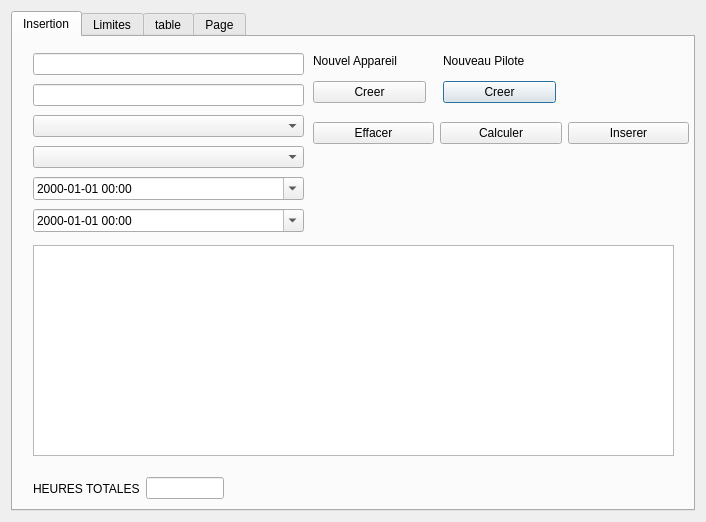
Above: TabView.ui from heliomaster/SaraaProject before the change. Below: the same form after it.
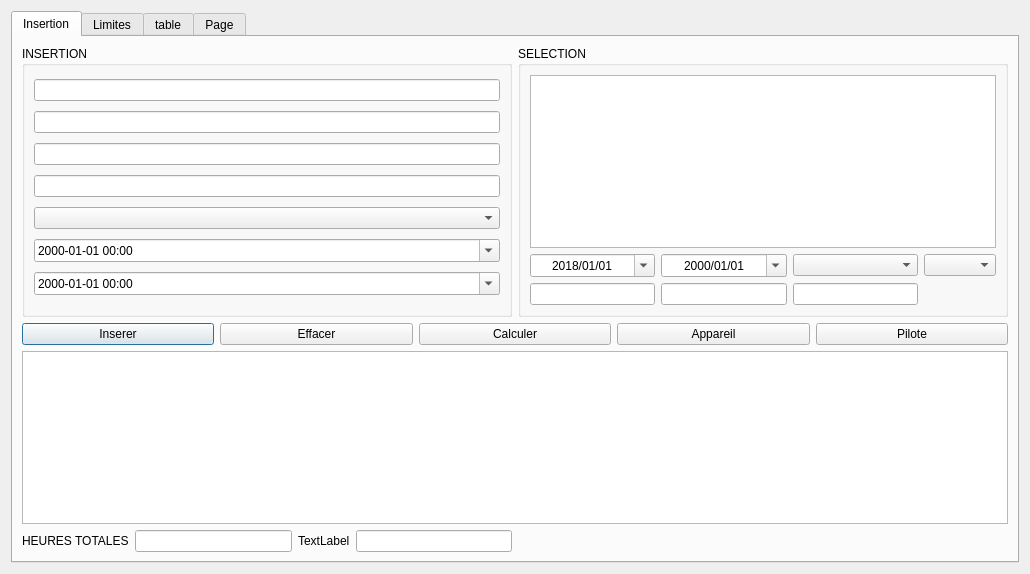
That is the form after the change.

Commit message: Layout final fenetre + Qdialogu 2 et 3 termine, insertion BDD pilot et avion effectué

The edit to the form file:
```diff
--- a/TabView.ui
+++ b/TabView.ui
@@ -6,8 +6,8 @@
    <rect>
     <x>0</x>
     <y>0</y>
-    <width>706</width>
-    <height>522</height>
+    <width>1030</width>
+    <height>574</height>
    </rect>
   </property>
   <property name="windowTitle">
@@ -32,55 +32,16 @@
       <attribute name="title">
        <string>Insertion</string>
       </attribute>
-      <widget class="QTableView" name="tableView">
-       <property name="geometry">
-        <rect>
-         <x>20</x>
-         <y>208</y>
-         <width>641</width>
-         <height>211</height>
-        </rect>
-       </property>
-      </widget>
-      <widget class="QWidget" name="layoutWidget">
-       <property name="geometry">
-        <rect>
-         <x>430</x>
-         <y>10</y>
-         <width>113</width>
-         <height>56</height>
-        </rect>
-       </property>
-       <layout class="QVBoxLayout" name="verticalLayout_11">
-        <item>
-         <widget class="QLabel" name="label">
-          <property name="text">
-           <string>Nouveau Pilote</string>
-          </property>
-          <property name="buddy">
-           <cstring>enter_new_pilot</cstring>
-          </property>
-         </widget>
-        </item>
-        <item>
-         <widget class="QPushButton" name="enter_new_pilot">
-          <property name="text">
-           <string>Creer</string>
-          </property>
-         </widget>
-        </item>
-       </layout>
-      </widget>
-      <widget class="QWidget" name="layoutWidget">
-       <property name="geometry">
-        <rect>
-         <x>300</x>
-         <y>80</y>
-         <width>376</width>
-         <height>32</height>
-        </rect>
-       </property>
+      <layout class="QGridLayout" name="gridLayout_3">
+       <item row="1" column="0" colspan="2">
        <layout class="QHBoxLayout" name="horizontalLayout">
+         <item>
+          <widget class="QPushButton" name="insert_data">
+           <property name="text">
+            <string>Inserer</string>
+           </property>
+          </widget>
+         </item>
         <item>
          <widget class="QPushButton" name="Effacer">
           <property name="text">
@@ -99,37 +60,138 @@
          </widget>
         </item>
         <item>
-         <widget class="QPushButton" name="insert_data">
+          <widget class="QPushButton" name="enter_new_AC">
           <property name="text">
-           <string>Inserer</string>
+            <string>Appareil</string>
+           </property>
+          </widget>
+         </item>
+         <item>
+          <widget class="QPushButton" name="enter_new_pilot">
+           <property name="toolTip">
+            <string>&lt;html&gt;&lt;head/&gt;&lt;body&gt;&lt;p align=&quot;center&quot;&gt;&lt;span style=&quot; font-size:14pt; font-style:italic;&quot;&gt;Permet de creer un nouveau Pilote et de l'inserer dans la base de donnée&lt;/span&gt;&lt;/p&gt;&lt;/body&gt;&lt;/html&gt;</string>
+           </property>
+           <property name="text">
+            <string>Pilote</string>
           </property>
          </widget>
         </item>
        </layout>
-      </widget>
-      <widget class="QWidget" name="layoutWidget">
-       <property name="geometry">
-        <rect>
-         <x>20</x>
-         <y>13</y>
-         <width>271</width>
-         <height>186</height>
-        </rect>
-       </property>
-       <layout class="QVBoxLayout" name="verticalLayout_3">
-        <item>
-         <widget class="QLineEdit" name="lineEdit_pilote"/>
-        </item>
-        <item>
-         <widget class="QLineEdit" name="lineEdit_avion"/>
-        </item>
-        <item>
+       </item>
+       <item row="2" column="0" colspan="2">
+        <widget class="QTableView" name="tableView"/>
+       </item>
+       <item row="0" column="1">
+        <widget class="QGroupBox" name="groupBox_4">
+         <property name="title">
+          <string>SELECTION</string>
+         </property>
+         <layout class="QGridLayout" name="gridLayout">
+          <item row="1" column="2">
          <widget class="QComboBox" name="comboBox_pilote"/>
         </item>
-        <item>
+          <item row="0" column="0" colspan="4">
+           <widget class="QTableView" name="tableView_3"/>
+          </item>
+          <item row="1" column="3">
          <widget class="QComboBox" name="comboBox_pilote2"/>
         </item>
-        <item>
+          <item row="1" column="0">
+           <widget class="QDateEdit" name="dateEdit">
+            <property name="alignment">
+             <set>Qt::AlignCenter</set>
+            </property>
+            <property name="buttonSymbols">
+             <enum>QAbstractSpinBox::PlusMinus</enum>
+            </property>
+            <property name="date">
+             <date>
+              <year>2018</year>
+              <month>1</month>
+              <day>1</day>
+             </date>
+            </property>
+            <property name="maximumDateTime">
+             <datetime>
+              <hour>23</hour>
+              <minute>59</minute>
+              <second>59</second>
+              <year>7999</year>
+              <month>12</month>
+              <day>30</day>
+             </datetime>
+            </property>
+            <property name="maximumTime">
+             <time>
+              <hour>23</hour>
+              <minute>59</minute>
+              <second>59</second>
+             </time>
+            </property>
+            <property name="displayFormat">
+             <string>yyyy/MM/dd</string>
+            </property>
+            <property name="calendarPopup">
+             <bool>true</bool>
+            </property>
+            <property name="timeSpec">
+             <enum>Qt::UTC</enum>
+            </property>
+           </widget>
+          </item>
+          <item row="1" column="1">
+           <widget class="QDateEdit" name="dateEdit_2">
+            <property name="alignment">
+             <set>Qt::AlignCenter</set>
+            </property>
+            <property name="buttonSymbols">
+             <enum>QAbstractSpinBox::UpDownArrows</enum>
+            </property>
+            <property name="displayFormat">
+             <string>yyyy/MM/dd</string>
+            </property>
+            <property name="calendarPopup">
+             <bool>true</bool>
+            </property>
+            <property name="timeSpec">
+             <enum>Qt::UTC</enum>
+            </property>
+           </widget>
+          </item>
+          <item row="2" column="0">
+           <widget class="QLineEdit" name="lineEdit"/>
+          </item>
+          <item row="2" column="1">
+           <widget class="QLineEdit" name="lineEdit_2"/>
+          </item>
+          <item row="2" column="2">
+           <widget class="QLineEdit" name="lineEdit_4"/>
+          </item>
+         </layout>
+        </widget>
+       </item>
+       <item row="0" column="0">
+        <widget class="QGroupBox" name="groupBox_3">
+         <property name="title">
+          <string>INSERTION</string>
+         </property>
+         <layout class="QGridLayout" name="gridLayout_2">
+          <item row="0" column="0">
+           <widget class="QLineEdit" name="lineEdit_pilote"/>
+          </item>
+          <item row="1" column="0">
+           <widget class="QLineEdit" name="lineEdit_pilote2"/>
+          </item>
+          <item row="2" column="0">
+           <widget class="QLineEdit" name="lineEdit_pax1"/>
+          </item>
+          <item row="3" column="0">
+           <widget class="QLineEdit" name="lineEdit_pax2"/>
+          </item>
+          <item row="4" column="0">
+           <widget class="QComboBox" name="comboBox_avion"/>
+          </item>
+          <item row="5" column="0">
          <widget class="QDateTimeEdit" name="dateTimeEdit">
           <property name="displayFormat">
            <string>yyyy-MM-dd HH:mm</string>
@@ -142,7 +204,7 @@
           </property>
          </widget>
         </item>
-        <item>
+          <item row="6" column="0">
          <widget class="QDateTimeEdit" name="dateTimeEdit_2">
           <property name="displayFormat">
            <string>yyyy-MM-dd HH:mm</string>
@@ -157,44 +219,8 @@
         </item>
        </layout>
       </widget>
-      <widget class="QWidget" name="layoutWidget">
-       <property name="geometry">
-        <rect>
-         <x>300</x>
-         <y>10</y>
-         <width>113</width>
-         <height>56</height>
-        </rect>
-       </property>
-       <layout class="QVBoxLayout" name="verticalLayout_10">
-        <item>
-         <widget class="QLabel" name="label_New_AC">
-          <property name="text">
-           <string>Nouvel Appareil</string>
-          </property>
-          <property name="buddy">
-           <cstring>enter_new_AC</cstring>
-          </property>
-         </widget>
-        </item>
-        <item>
-         <widget class="QPushButton" name="enter_new_AC">
-          <property name="text">
-           <string>Creer</string>
-          </property>
-         </widget>
-        </item>
-       </layout>
-      </widget>
-      <widget class="QWidget" name="">
-       <property name="geometry">
-        <rect>
-         <x>20</x>
-         <y>440</y>
-         <width>191</width>
-         <height>23</height>
-        </rect>
-       </property>
+       </item>
+       <item row="3" column="0">
        <layout class="QHBoxLayout" name="horizontalLayout_2">
         <item>
          <widget class="QLabel" name="label_2">
@@ -210,8 +236,22 @@
           </property>
          </widget>
         </item>
-       </layout>
-      </widget>
+         <item>
+          <widget class="QLabel" name="label">
+           <property name="text">
+            <string>TextLabel</string>
+           </property>
+           <property name="buddy">
+            <cstring>lineEdit_3</cstring>
+           </property>
+          </widget>
+         </item>
+         <item>
+          <widget class="QLineEdit" name="lineEdit_3"/>
+         </item>
+        </layout>
+       </item>
+      </layout>
      </widget>
      <widget class="QWidget" name="Limites">
       <attribute name="title">
@@ -238,7 +278,7 @@
           <widget class="QComboBox" name="comboBox_avions"/>
           <widget class="QLineEdit" name="lineEdit_avion_2"/>
          </widget>
-         <widget class="QWidget" name="">
+         <widget class="QWidget" name="layoutWidget">
           <property name="geometry">
            <rect>
             <x>20</x>
```
Left out of the diff: 65 changed lines with no effect on the pictures. Lines whose indentation alone changed are shown as unchanged. The commit also changes 9 other files.
